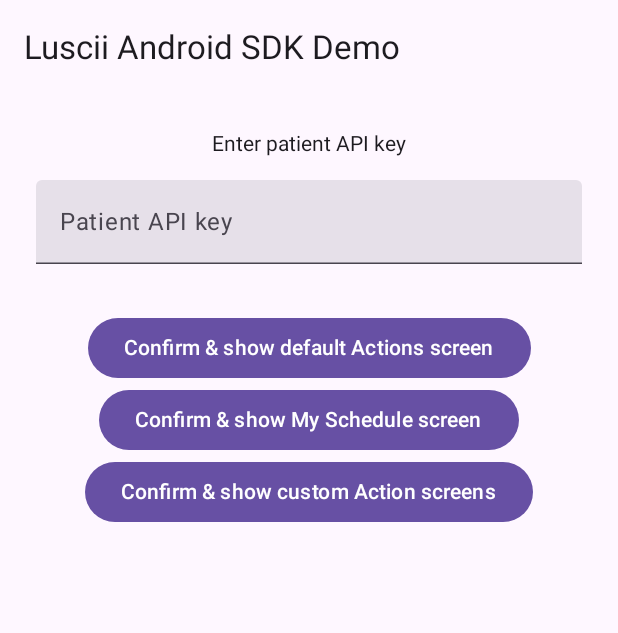
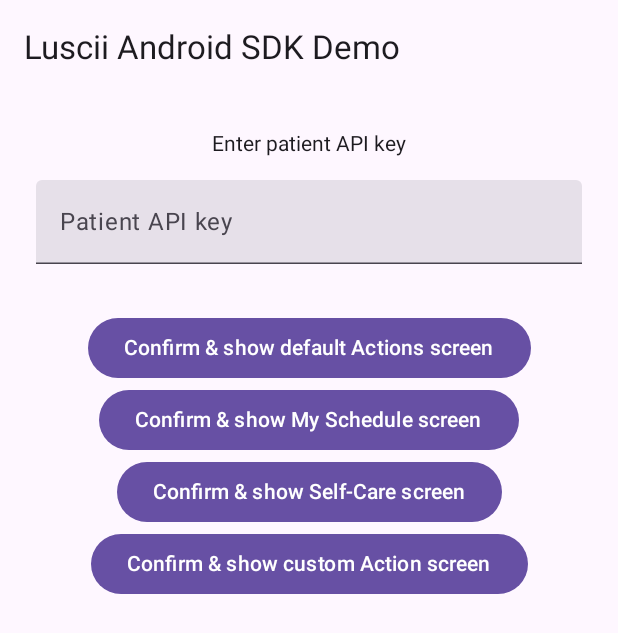
Before and after one commit to Luscii/actions-sdk-android-demo, an Android app built with Jetpack Compose: the screen it shows after launch (MainActivity), on a phone screen of 412 x 824 dp. Shown: the top 633 px of the screen. Run offline under Robolectric (Android 15) with nearby library versions, the phone set to English and light mode, and no system bars; our stand-ins replace Dagger/Hilt's generated code, Navigation 3; 2 statements that could not run were skipped.

Commit message:
Support self-care screen

```diff
--- a/app/src/main/java/com/luscii/sdk/demo/MainActivity.kt
+++ b/app/src/main/java/com/luscii/sdk/demo/MainActivity.kt
@@ -49,6 +49,7 @@ class MainActivity : ComponentActivity() {
                         LoginScreen(
                             goToActions = { luscii.startActionsActivity(this@MainActivity) },
                             goToSchedule = { luscii.startScheduleActivity(this@MainActivity) },
+                            goToSelfCare = { luscii.startSelfCareActivity(this@MainActivity) },
                             goToCustomActions = { backStack.add(CustomActions()) },
                         )
                     }
--- a/app/src/main/java/com/luscii/sdk/demo/actions/ActionsScreen.kt
+++ b/app/src/main/java/com/luscii/sdk/demo/actions/ActionsScreen.kt
@@ -118,7 +118,7 @@ private fun ActionList(
 
                         Text("isPlanned: ${it.isPlanned}")
 
-                        Text("isExtra: ${it.isExtraAction}")
+                        Text("isExtra: ${it.isExtra}")
                     }
                 },
                 trailingContent = {
--- a/app/src/main/java/com/luscii/sdk/demo/login/LoginScreen.kt
+++ b/app/src/main/java/com/luscii/sdk/demo/login/LoginScreen.kt
@@ -27,6 +27,7 @@ import com.luscii.sdk.demo.R
 fun LoginScreen(
     goToActions: () -> Unit,
     goToSchedule: () -> Unit,
+    goToSelfCare: () -> Unit,
     goToCustomActions: () -> Unit,
     viewModel: LoginViewModel = hiltViewModel()
 ) {
@@ -39,6 +40,7 @@ fun LoginScreen(
                 is LoginState.LoggedIn.Destination.Actions -> goToActions()
                 is LoginState.LoggedIn.Destination.Schedule -> goToSchedule()
                 is LoginState.LoggedIn.Destination.CustomActions -> goToCustomActions()
+                is LoginState.LoggedIn.Destination.SelfCare -> goToSelfCare()
             }
         }
     }
@@ -76,6 +78,7 @@ private fun LoginScreenContent(
                 },
                 onConfirm = { login(LoginState.LoggedIn.Destination.Actions) },
                 onScheduleConfirm = { login(LoginState.LoggedIn.Destination.Schedule) },
+                onSelfCareConfirm = { login(LoginState.LoggedIn.Destination.SelfCare) },
                 onCustomConfirm = { login(LoginState.LoggedIn.Destination.CustomActions) },
             )
         }
@@ -88,7 +91,9 @@ private fun Form(
     error: String,
     onConfirm: () -> Unit,
     onScheduleConfirm: () -> Unit,
+    onSelfCareConfirm: () -> Unit,
     onCustomConfirm: () -> Unit,
+
 ) {
     Box(
         Modifier.padding(24.dp),
@@ -124,8 +129,12 @@ private fun Form(
                 Text("Confirm & show My Schedule screen")
             }
 
+            Button(onClick = onSelfCareConfirm) {
+                Text("Confirm & show Self-Care screen")
+            }
+
             Button(onClick = onCustomConfirm) {
-                Text("Confirm & show custom Action screens")
+                Text("Confirm & show custom Action screen")
             }
         }
     }
--- a/app/src/main/java/com/luscii/sdk/demo/login/LoginState.kt
+++ b/app/src/main/java/com/luscii/sdk/demo/login/LoginState.kt
@@ -7,8 +7,9 @@ sealed interface LoginState {
     data class LoggedIn(val destination: Destination) : LoginState {
         sealed interface Destination {
             data object Actions : Destination
+            data object Schedule : Destination
+            data object SelfCare : Destination
             data object CustomActions : Destination
-            data object Schedule : Destination
         }
     }
 }
```
